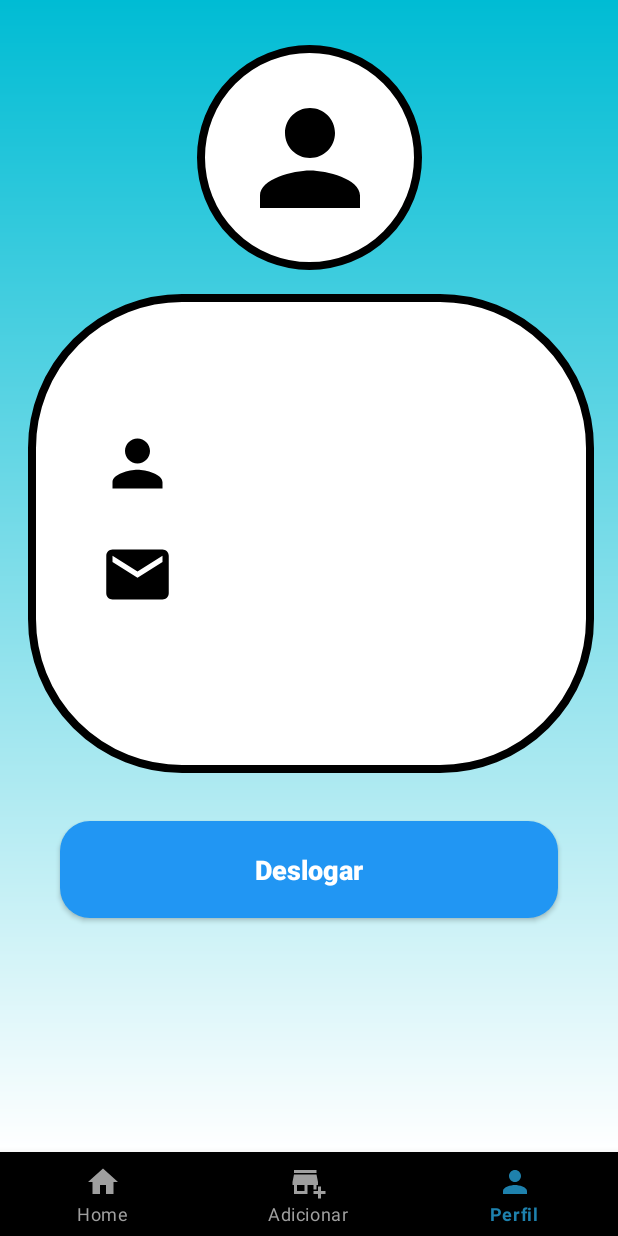
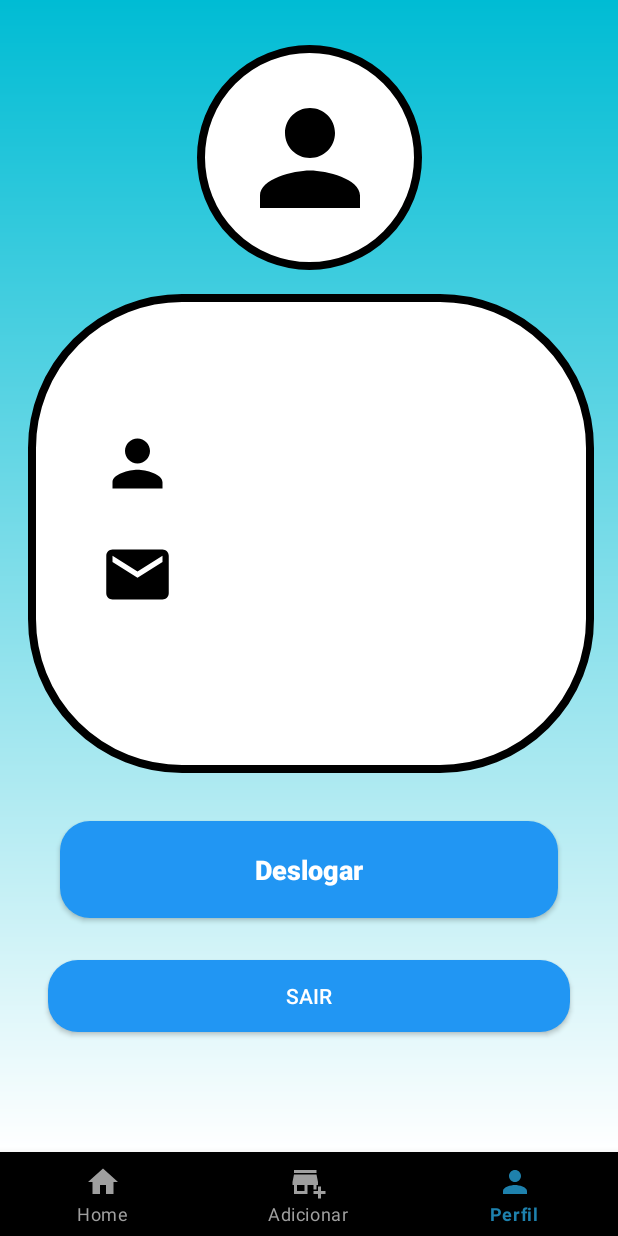
Before and after one commit to tankmester/PIOrlando, an Android app: the perfil screen opened through its navigation route, on a phone screen of 412 x 824 dp. Run offline under Robolectric (Android 15) with nearby library versions, the phone set to English and light mode, and no system bars; our stand-ins replace Firebase (no records; nobody signed in at launch, a user with empty details on screens opened directly), navigation-ui; libraries missing offline, so code that uses them is left out: com.firebase.ui.

Commit message:
Ajustado botão de deslogar e sair, retirado excesso de logins.

```diff
--- a/app/src/main/java/com/example/projetointegradororlando/homeFragment.kt
+++ b/app/src/main/java/com/example/projetointegradororlando/homeFragment.kt
@@ -28,20 +28,6 @@ class homeFragment : Fragment() {
     ): View? {
         binding = FragmentHomeBinding.inflate(inflater)
 
-        if(getCurrentUser() == null){
-            val providers = arrayListOf(AuthUI.IdpConfig.EmailBuilder().build())
-
-            startActivityForResult(
-                AuthUI.getInstance()
-                    .createSignInIntentBuilder()
-                    .setIsSmartLockEnabled(false)
-                    .setAvailableProviders(providers)
-                    .build(), 1
-            )
-        }
-        else {
-            setupFirebase()
-        }
         return binding.root
 
     }
--- a/app/src/main/java/com/example/projetointegradororlando/perfil.kt
+++ b/app/src/main/java/com/example/projetointegradororlando/perfil.kt
@@ -20,6 +20,9 @@ class perfil : Fragment() {
         binding.btDeslogar.setOnClickListener {
             FirebaseAuth.getInstance().signOut()
         }
+        binding.btSair.setOnClickListener{
+            System.exit(0)
+        }
 
         return binding.root
 
--- a/app/src/main/res/layout/fragment_perfil.xml
+++ b/app/src/main/res/layout/fragment_perfil.xml
@@ -112,5 +112,20 @@
         app:layout_constraintStart_toStartOf="parent"
         app:layout_constraintTop_toBottomOf="@+id/containerPerfil" />
 
+    <androidx.appcompat.widget.AppCompatButton
+        android:id="@+id/bt_sair"
+        android:layout_width="0dp"
+        android:layout_height="wrap_content"
+        android:layout_marginStart="32dp"
+        android:layout_marginTop="28dp"
+        android:layout_marginEnd="32dp"
+        android:background="@drawable/button"
+        android:text="Sair"
+        android:textColor="#FFFFFF"
+        app:layout_constraintEnd_toEndOf="parent"
+        app:layout_constraintHorizontal_bias="0.498"
+        app:layout_constraintStart_toStartOf="parent"
+        app:layout_constraintTop_toBottomOf="@+id/bt_deslogar" />
+
 
 </androidx.constraintlayout.widget.ConstraintLayout>
```
Also changed, not shown: app/src/main/java/com/example/projetointegradororlando/adicionarProdutos.kt (+0 -18 lines).
